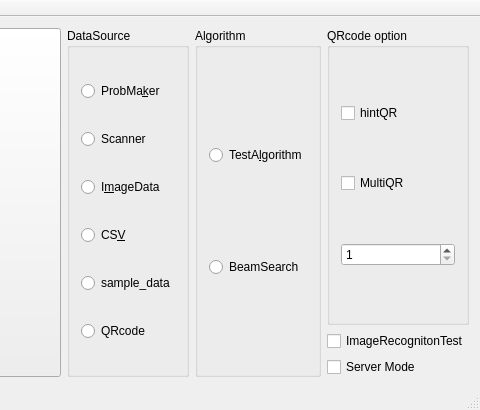
Qt form Kunugida/kunugida.ui (tnct-spc/procon2017-comp) before a commit; both pictures show x 374 to 854 and y 0 to 410 of the 854 by 410 pixel window.
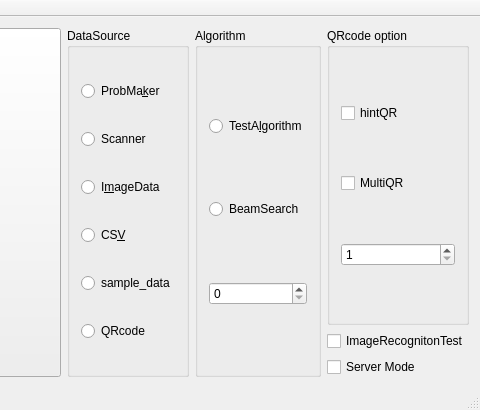
The same form after that commit.

Commit message: [add]add beamwidth edit spin box

What changed in the file:
```diff
--- a/Kunugida/kunugida.ui
+++ b/Kunugida/kunugida.ui
@@ -162,6 +162,13 @@
          </property>
         </widget>
        </item>
+       <item>
+        <widget class="QSpinBox" name="beamwidth">
+         <property name="maximum">
+          <number>1000</number>
+         </property>
+        </widget>
+       </item>
       </layout>
      </widget>
     </item>
```
Left out of the diff: 2 changed lines with no effect on the pictures. The commit also changes 2 other files.
